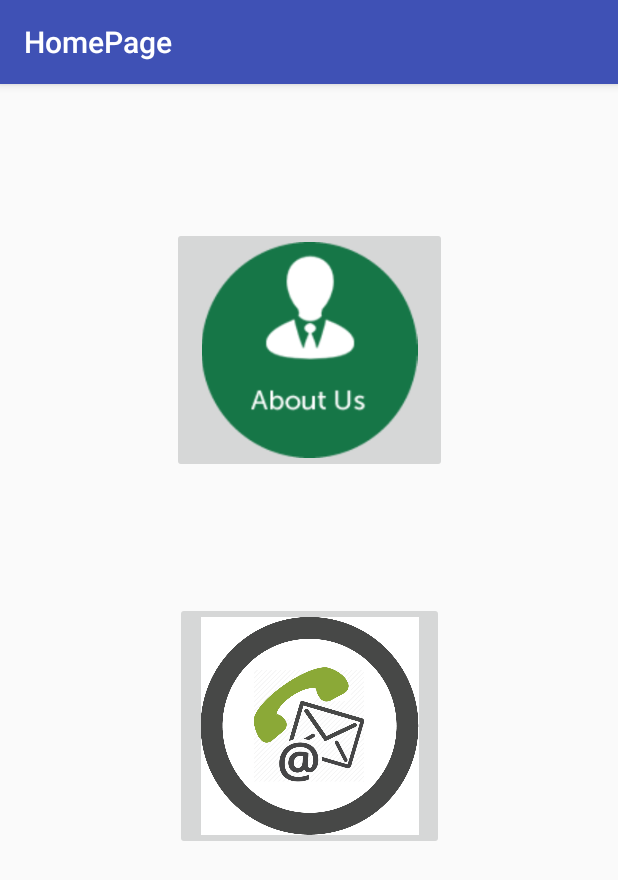
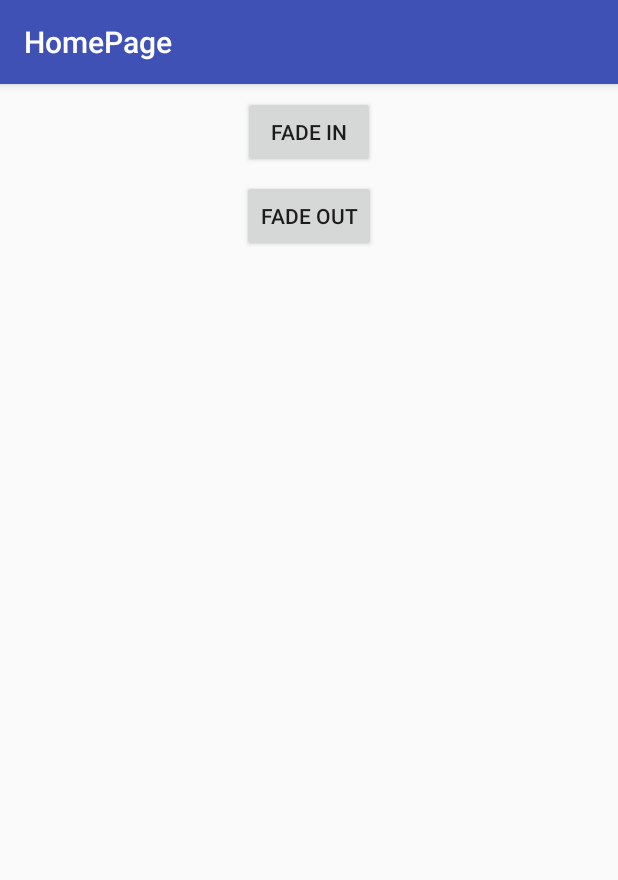
Before and after one commit to kaveer/ActivityTransitionDemo, an Android app: the screen it shows after launch (HomeActivity), on a phone screen of 412 x 824 dp. Shown: the top 880 px of the screen. Run offline under Robolectric (Android 15) with nearby library versions, the phone set to English and light mode, and no system bars; 4 statements that could not run were skipped.

Commit message:
fade in fade out successful

```diff
--- a/app/src/main/java/com/kavsoftware/kaveer/activitytransition/Activity/AboutUs.java
+++ b/app/src/main/java/com/kavsoftware/kaveer/activitytransition/Activity/AboutUs.java
@@ -11,5 +11,6 @@ public class AboutUs extends AppCompatActivity {
     protected void onCreate(Bundle savedInstanceState) {
         super.onCreate(savedInstanceState);
         setContentView(R.layout.activity_about_us);
+        setTitle("About Us");
     }
 }
--- a/app/src/main/java/com/kavsoftware/kaveer/activitytransition/Activity/HomeActivity.java
+++ b/app/src/main/java/com/kavsoftware/kaveer/activitytransition/Activity/HomeActivity.java
@@ -1,5 +1,6 @@
 package com.kavsoftware.kaveer.activitytransition.Activity;
 
+import android.content.Intent;
 import android.os.Bundle;
 import android.support.v7.app.AppCompatActivity;
 import android.view.View;
@@ -21,9 +22,13 @@ public class HomeActivity extends AppCompatActivity {
             @Override
             public void onClick(View v) {
 
-                    Toast messageBox = Toast.makeText(HomeActivity.this , "About us" , Toast.LENGTH_SHORT);
-                    messageBox.show();
-                    return;
+                Intent aboutUs = new Intent(HomeActivity.this, AboutUs.class);
+                startActivity(aboutUs);
+                overridePendingTransition(R.anim.fade_in, R.anim.fade_out);
+
+//                Toast messageBox = Toast.makeText(HomeActivity.this , "About us" , Toast.LENGTH_SHORT);
+//                messageBox.show();
+//                return;
 
             }
         });
@@ -33,6 +38,9 @@ public class HomeActivity extends AppCompatActivity {
             @Override
             public void onClick(View v) {
 
+                Intent contactUs = new Intent(HomeActivity.this, ContactUs.class);
+                startActivity(contactUs);
+
                 Toast messageBox = Toast.makeText(HomeActivity.this , "Contact us" , Toast.LENGTH_SHORT);
                 messageBox.show();
                 return;
--- /dev/null
+++ b/app/src/main/res/anim/fade_in.xml
@@ -0,0 +1,5 @@
+<?xml version="1.0" encoding="utf-8"?>
+<alpha xmlns:android="http://schemas.android.com/apk/res/android"
+       android:interpolator="@android:anim/accelerate_interpolator"
+       android:fromAlpha="0.0" android:toAlpha="1.0"
+       android:duration="500" />
--- /dev/null
+++ b/app/src/main/res/anim/fade_out.xml
@@ -0,0 +1,6 @@
+<?xml version="1.0" encoding="utf-8"?>
+<alpha xmlns:android="http://schemas.android.com/apk/res/android"
+       android:interpolator="@android:anim/accelerate_interpolator"
+       android:fromAlpha="1.0" android:toAlpha="0.0"
+       android:fillAfter="true"
+       android:duration="500" />
--- a/app/src/main/res/layout/activity_about_us.xml
+++ b/app/src/main/res/layout/activity_about_us.xml
@@ -4,7 +4,21 @@
     xmlns:app="http://schemas.android.com/apk/res-auto"
     xmlns:tools="http://schemas.android.com/tools"
     android:layout_width="match_parent"
+    android:background="#000000"
     android:layout_height="match_parent"
     tools:context="com.kavsoftware.kaveer.activitytransition.Activity.AboutUs">
 
+    <Button
+        android:id="@+id/button"
+        android:layout_width="wrap_content"
+        android:layout_height="wrap_content"
+        android:text="Button"
+        app:layout_constraintTop_toTopOf="parent"
+        android:layout_marginTop="8dp"
+        android:layout_marginLeft="8dp"
+        app:layout_constraintLeft_toLeftOf="parent"
+        android:layout_marginRight="8dp"
+        app:layout_constraintRight_toRightOf="parent"
+        app:layout_constraintBottom_toBottomOf="parent"
+        android:layout_marginBottom="8dp"/>
 </android.support.constraint.ConstraintLayout>
--- a/app/src/main/res/layout/activity_home.xml
+++ b/app/src/main/res/layout/activity_home.xml
@@ -9,40 +9,27 @@
     tools:layout_editor_absoluteY="81dp"
     tools:layout_editor_absoluteX="0dp">
 
-    <ImageButton
-        android:id="@+id/btnAboutUs"
-        android:layout_width="183dp"
-        android:layout_height="164dp"
-        app:srcCompat="@drawable/aboutus"
-        android:layout_marginStart="8dp"
-        app:layout_constraintTop_toTopOf="parent"
-        android:layout_marginTop="95dp"
-        android:layout_marginLeft="8dp"
-        app:layout_constraintLeft_toLeftOf="parent"
-        android:layout_marginRight="8dp"
-        app:layout_constraintRight_toRightOf="parent"
-        app:layout_constraintHorizontal_bias="0.502"
-        android:adjustViewBounds="true"
-        android:scaleType="fitCenter"/>
-
-    <ImageButton
-        android:id="@+id/btnContactUs"
-        android:layout_width="179dp"
-        android:layout_height="165dp"
-        android:layout_marginBottom="8dp"
-        android:layout_marginEnd="8dp"
+    <Button
+        android:id="@+id/fadeIn"
+        android:layout_width="wrap_content"
+        android:layout_height="wrap_content"
         android:layout_marginLeft="8dp"
         android:layout_marginRight="8dp"
-        android:layout_marginStart="8dp"
         android:layout_marginTop="8dp"
-        android:adjustViewBounds="true"
-        android:scaleType="fitCenter"
-        app:layout_constraintBottom_toBottomOf="parent"
-        app:layout_constraintHorizontal_bias="0.502"
+        android:text="Fade In"
         app:layout_constraintLeft_toLeftOf="parent"
         app:layout_constraintRight_toRightOf="parent"
-        app:layout_constraintTop_toBottomOf="@+id/btnAboutUs"
-        app:layout_constraintVertical_bias="0.239"
-        app:srcCompat="@drawable/contactus"/>
+        app:layout_constraintTop_toTopOf="parent"/>
 
+    <Button
+        android:id="@+id/fadeOut"
+        android:layout_width="wrap_content"
+        android:layout_height="wrap_content"
+        android:layout_marginLeft="8dp"
+        android:layout_marginRight="8dp"
+        android:layout_marginTop="8dp"
+        android:text="Fade Out"
+        app:layout_constraintLeft_toLeftOf="parent"
+        app:layout_constraintRight_toRightOf="parent"
+        app:layout_constraintTop_toBottomOf="@+id/fadeIn"/>
 </android.support.constraint.ConstraintLayout>
```
